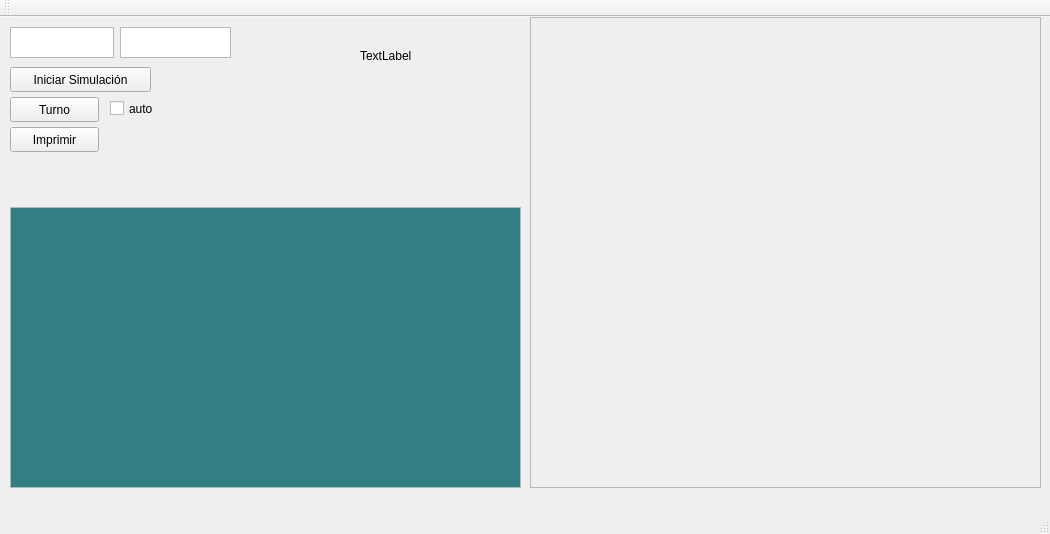
Qt form [EDD]Practica1_201404218/EDD_Practica1_201404218/mainwindow.ui (DavidTortola/EDD_201404218) before a commit.
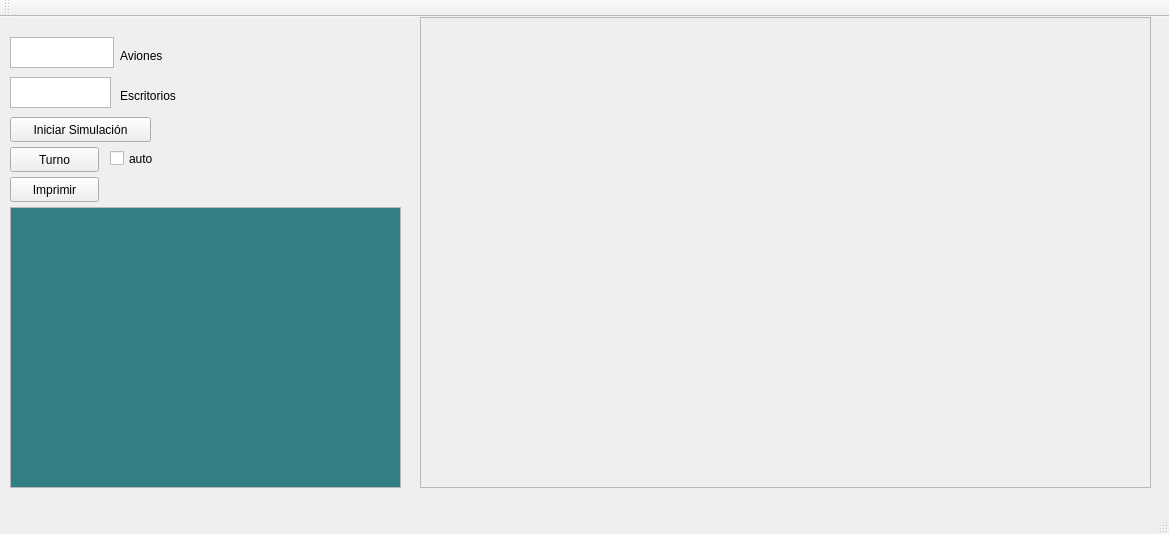
The same form after that commit.

```diff
--- a/[EDD]Practica1_201404218/EDD_Practica1_201404218/mainwindow.ui
+++ b/[EDD]Practica1_201404218/EDD_Practica1_201404218/mainwindow.ui
@@ -6,7 +6,7 @@
    <rect>
     <x>0</x>
     <y>0</y>
-    <width>1050</width>
+    <width>1169</width>
     <height>534</height>
    </rect>
   </property>
@@ -19,7 +19,7 @@
      <rect>
       <x>10</x>
       <y>190</y>
-      <width>511</width>
+      <width>391</width>
       <height>281</height>
      </rect>
     </property>
@@ -92,7 +92,7 @@
     <property name="geometry">
      <rect>
       <x>10</x>
-      <y>110</y>
+      <y>160</y>
       <width>89</width>
       <height>25</height>
      </rect>
@@ -104,9 +104,9 @@
    <widget class="QScrollArea" name="scrollArea">
     <property name="geometry">
      <rect>
-      <x>530</x>
+      <x>420</x>
       <y>0</y>
-      <width>511</width>
+      <width>731</width>
       <height>471</height>
      </rect>
     </property>
@@ -118,7 +118,7 @@
       <rect>
        <x>0</x>
        <y>0</y>
-       <width>509</width>
+       <width>729</width>
        <height>469</height>
       </rect>
      </property>
@@ -127,21 +127,21 @@
    <widget class="QLabel" name="label">
     <property name="geometry">
      <rect>
-      <x>360</x>
-      <y>30</y>
+      <x>330</x>
+      <y>10</y>
       <width>67</width>
       <height>17</height>
      </rect>
     </property>
     <property name="text">
-     <string>TextLabel</string>
+     <string/>
     </property>
    </widget>
    <widget class="QPushButton" name="btnTurno">
     <property name="geometry">
      <rect>
       <x>10</x>
-      <y>80</y>
+      <y>130</y>
       <width>89</width>
       <height>25</height>
      </rect>
@@ -154,7 +154,7 @@
     <property name="geometry">
      <rect>
       <x>10</x>
-      <y>10</y>
+      <y>20</y>
       <width>104</width>
       <height>31</height>
      </rect>
@@ -164,7 +164,7 @@
     <property name="geometry">
      <rect>
       <x>10</x>
-      <y>50</y>
+      <y>100</y>
       <width>141</width>
       <height>25</height>
      </rect>
@@ -176,9 +176,9 @@
    <widget class="QTextEdit" name="txtEscritorios">
     <property name="geometry">
      <rect>
-      <x>120</x>
-      <y>10</y>
-      <width>111</width>
+      <x>10</x>
+      <y>60</y>
+      <width>101</width>
       <height>31</height>
      </rect>
     </property>
@@ -187,7 +187,7 @@
     <property name="geometry">
      <rect>
       <x>110</x>
-      <y>80</y>
+      <y>130</y>
       <width>92</width>
       <height>23</height>
      </rect>
@@ -196,6 +196,32 @@
      <string>auto</string>
     </property>
    </widget>
+   <widget class="QLabel" name="label_2">
+    <property name="geometry">
+     <rect>
+      <x>120</x>
+      <y>30</y>
+      <width>67</width>
+      <height>17</height>
+     </rect>
+    </property>
+    <property name="text">
+     <string>Aviones</string>
+    </property>
+   </widget>
+   <widget class="QLabel" name="label_3">
+    <property name="geometry">
+     <rect>
+      <x>120</x>
+      <y>70</y>
+      <width>67</width>
+      <height>17</height>
+     </rect>
+    </property>
+    <property name="text">
+     <string>Escritorios</string>
+    </property>
+   </widget>
   </widget>
   <widget class="QMenuBar" name="menuBar">
    <property name="geometry">
```
Left out of the diff: 2 changed lines with no effect on the pictures.
